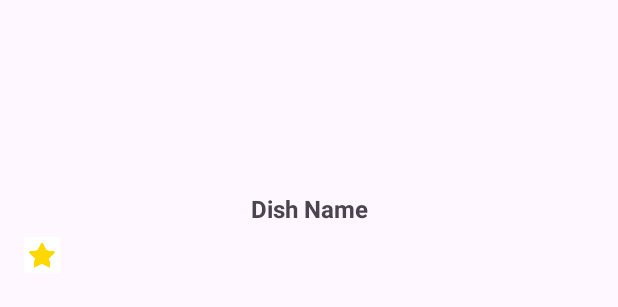
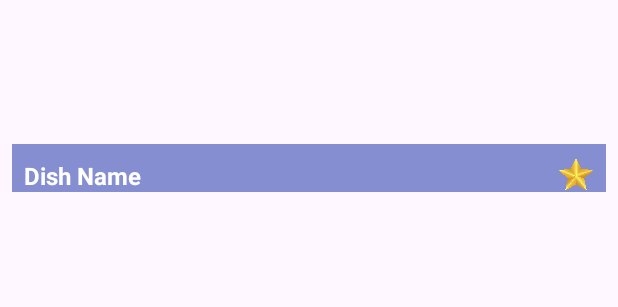
Before and after one commit to boakang/Lab02-25, an Android app: the layout item_dish.xml on its own in the app's theme, with its tools: preview values and no code run, on a phone screen of 412 x 824 dp. Shown: the top 307 px of the screen. Run offline under Robolectric (Android 15) with nearby library versions, the phone set to English and light mode, and no system bars.

Commit message:
sua xong roi ^^

```diff
--- a/app/src/main/java/com/example/th25/DishAdapter.java
+++ b/app/src/main/java/com/example/th25/DishAdapter.java
@@ -6,6 +6,7 @@ import android.view.View;
 import android.view.ViewGroup;
 import android.widget.BaseAdapter;
 import android.widget.ImageView;
+import android.widget.LinearLayout;
 import android.widget.TextView;
 import com.example.th25.R;
 
@@ -55,10 +56,10 @@ public class DishAdapter extends BaseAdapter {
         holder.imgDish.setImageResource(dish.getImg());
 
         // Nếu có khuyến mãi, hiển thị ngôi sao, ngược lại ẩn đi
+        holder.imgPromotion.setVisibility(View.GONE);
+
         if (dish.isPromotion()) {
             holder.imgPromotion.setVisibility(View.VISIBLE);
-        } else {
-            holder.imgPromotion.setVisibility(View.GONE);
         }
 
         return convertView;
@@ -68,6 +69,6 @@ public class DishAdapter extends BaseAdapter {
     static class ViewHolder {
         ImageView imgDish;
         TextView txtDishName;
-        ImageView imgPromotion;
+        LinearLayout imgPromotion;
     }
 }
--- a/app/src/main/res/layout/activity_main.xml
+++ b/app/src/main/res/layout/activity_main.xml
@@ -90,6 +90,6 @@
         android:layout_marginTop="10dp"
         android:horizontalSpacing="10dp"
         android:numColumns="2"
-        android:verticalSpacing="10dp" />
+        android:verticalSpacing="30dp" />
 
 </LinearLayout>
--- a/app/src/main/res/layout/item_dish.xml
+++ b/app/src/main/res/layout/item_dish.xml
@@ -2,31 +2,54 @@
 <LinearLayout xmlns:android="http://schemas.android.com/apk/res/android"
     android:layout_width="match_parent"
     android:layout_height="wrap_content"
+
     android:orientation="vertical"
     android:padding="8dp">
+
+    <!-- FrameLayout chứa ảnh món ăn -->
+    <FrameLayout
+        android:layout_width="match_parent"
+        android:layout_height="120dp">
 
         <ImageView
             android:id="@+id/imgDish"
             android:layout_width="match_parent"
-        android:layout_height="120dp"
+            android:layout_height="match_parent"
             android:scaleType="centerCrop" />
 
+
+        <!-- LinearLayout chứa tên món ăn và nút yêu thích -->
+        <LinearLayout
+            android:background="#A13F51B5"
+            android:id="@+id/imgPromotion"
+            android:layout_width="match_parent"
+            android:layout_height="wrap_content"
+            android:layout_gravity="bottom"
+            android:gravity="bottom"
+            android:orientation="horizontal"
+            android:paddingTop="8dp">
+
+
+            <!-- Tên món ăn -->
             <TextView
                 android:id="@+id/txtDishName"
-        android:layout_width="match_parent"
+                android:layout_width="0dp"
                 android:layout_height="wrap_content"
+                android:layout_weight="1"
+                android:paddingStart="8dp"
                 android:text="Dish Name"
+                android:textColor="@android:color/white"
                 android:textSize="16sp"
-        android:textStyle="bold"
-        android:gravity="center" />
+                android:textStyle="bold" />
 
+            <!-- Nút yêu thích (hình ngôi sao) -->
             <ImageView
-        android:id="@+id/imgPromotion"
+                android:id="@+id/imgStar"
                 android:layout_width="24dp"
                 android:layout_height="24dp"
-        android:layout_alignParentEnd="true"
-        android:layout_margin="8dp"
+                android:layout_marginEnd="8dp"
+                android:contentDescription="Favorite Icon"
                 android:src="@drawable/ic_star" />
-
-
         </LinearLayout>
+    </FrameLayout>
+</LinearLayout>
```
Also changed, not shown: app/src/main/res/drawable/ic_star.png. Lines whose indentation alone changed are shown as unchanged.
